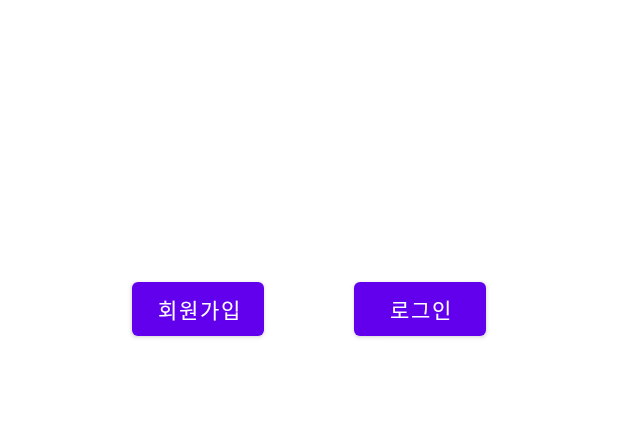
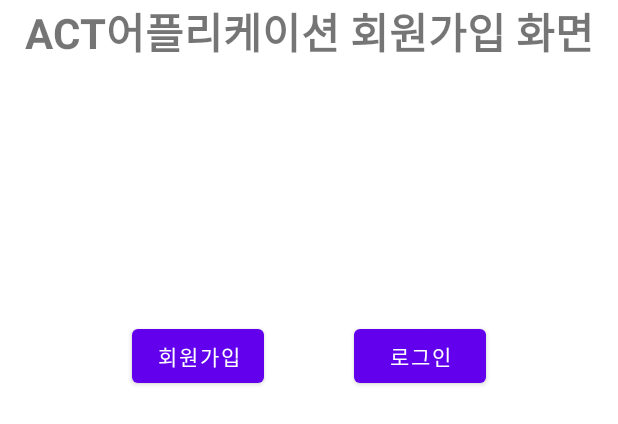
Before and after one commit to MobileProgrammingACT/ACT_FrontEnd, an Android app: the layout login_page.xml on its own in the app's theme, with its tools: preview values and no code run, on a phone screen of 412 x 824 dp. Shown: the top 424 px of the screen. Run offline under Robolectric (Android 15) with nearby library versions, the phone set to English and light mode, and no system bars.

```diff
--- a/app/src/main/res/layout/login_page.xml
+++ b/app/src/main/res/layout/login_page.xml
@@ -6,6 +6,14 @@
     android:layout_height="match_parent"
     android:orientation="vertical"
     tools:context=".MainActivity">
+
+    <TextView
+        android:layout_width="match_parent"
+        android:layout_height="wrap_content"
+        android:textAlignment="center"
+        android:textStyle="bold"
+        android:textSize="28sp"
+        android:text="ACT어플리케이션 회원가입 화면"/>
 
     <LinearLayout
         android:layout_width="match_parent"
@@ -42,6 +50,7 @@
             android:layout_width="match_parent"
             android:layout_height="wrap_content"
             android:hint="이메일을 입력하세요"
+            android:inputType="text"
             android:visibility="invisible"/>
 
         <EditText
@@ -49,6 +58,7 @@
             android:layout_width="match_parent"
             android:layout_height="wrap_content"
             android:hint="비밀번호를 입력하세요"
+            android:inputType="text"
             android:visibility="invisible"/>
 
         <Button
```
Also changed, not shown: app/src/main/java/com/example/actprime/LoginActivity.java (+42 -12 lines), app/src/main/res/layout/dialog.xml (added, +18 -0 lines).
